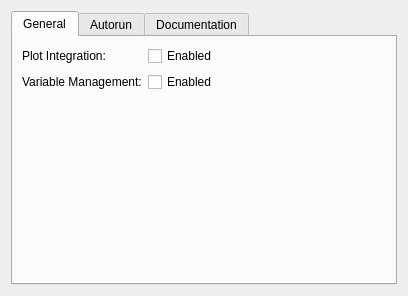
KDE/cantor, file src/backends/R/settings.ui: the form before one commit.
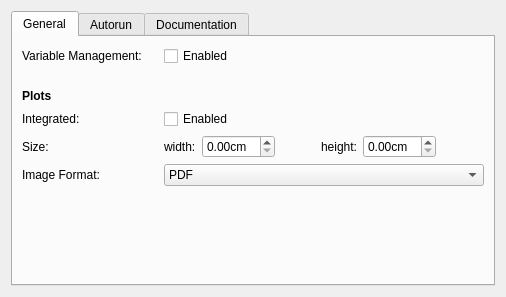
The form after the commit. Custom widgets are drawn as their Qt base class.

Commit message: [R] allow to specify plot format and size in the application settings.

The edit to the form file:
```diff
--- a/src/backends/R/settings.ui
+++ b/src/backends/R/settings.ui
@@ -6,8 +6,8 @@
    <rect>
     <x>0</x>
     <y>0</y>
-    <width>408</width>
-    <height>296</height>
+    <width>506</width>
+    <height>297</height>
    </rect>
   </property>
   <layout class="QVBoxLayout" name="verticalLayout_2">
@@ -21,40 +21,95 @@
        <string>General</string>
       </attribute>
       <layout class="QGridLayout" name="gridLayout">
-       <item row="0" column="1">
-        <widget class="QCheckBox" name="kcfg_integratePlots">
-         <property name="sizePolicy">
-          <sizepolicy hsizetype="Expanding" vsizetype="Fixed">
-           <horstretch>0</horstretch>
-           <verstretch>0</verstretch>
-          </sizepolicy>
+       <item row="5" column="1">
+        <widget class="QFrame" name="frame">
+         <property name="frameShape">
+          <enum>QFrame::NoFrame</enum>
          </property>
-         <property name="toolTip">
-          <string>If enabled, plots will be shown inside of the worksheet. Otherwise, plots will be shown in an external window.</string>
+         <property name="frameShadow">
+          <enum>QFrame::Raised</enum>
          </property>
-         <property name="text">
-          <string>Enabled</string>
-         </property>
+         <layout class="QHBoxLayout" name="horizontalLayout">
+          <property name="leftMargin">
+           <number>0</number>
+          </property>
+          <property name="topMargin">
+           <number>0</number>
+          </property>
+          <property name="rightMargin">
+           <number>0</number>
+          </property>
+          <property name="bottomMargin">
+           <number>0</number>
+          </property>
+          <item>
+           <widget class="QLabel" name="lPlotWidth">
+            <property name="text">
+             <string>width:</string>
+            </property>
+           </widget>
+          </item>
+          <item>
+           <widget class="QDoubleSpinBox" name="kcfg_plotWidth">
+            <property name="suffix">
+             <string>cm</string>
+            </property>
+           </widget>
+          </item>
+          <item>
+           <spacer name="horizontalSpacer">
+            <property name="orientation">
+             <enum>Qt::Horizontal</enum>
+            </property>
+            <property name="sizeType">
+             <enum>QSizePolicy::Fixed</enum>
+            </property>
+            <property name="sizeHint" stdset="0">
+             <size>
+              <width>40</width>
+              <height>20</height>
+             </size>
+            </property>
+           </spacer>
+          </item>
+          <item>
+           <widget class="QLabel" name="lPlotHeight">
+            <property name="text">
+             <string>height:</string>
+            </property>
+           </widget>
+          </item>
+          <item>
+           <widget class="QDoubleSpinBox" name="kcfg_plotHeight">
+            <property name="suffix">
+             <string>cm</string>
+            </property>
+           </widget>
+          </item>
+          <item>
+           <spacer name="horizontalSpacer_2">
+            <property name="orientation">
+             <enum>Qt::Horizontal</enum>
+            </property>
+            <property name="sizeHint" stdset="0">
+             <size>
+              <width>40</width>
+              <height>20</height>
+             </size>
+            </property>
+           </spacer>
+          </item>
+         </layout>
         </widget>
        </item>
-       <item row="1" column="1">
-        <widget class="QCheckBox" name="kcfg_variableManagement">
-         <property name="toolTip">
-          <string>Monitor the creation and destruction of variables and show the existing variables in the variable panel.</string>
-         </property>
+       <item row="5" column="0">
+        <widget class="QLabel" name="label_5">
          <property name="text">
-          <string>Enabled</string>
+          <string>Size:</string>
          </property>
         </widget>
        </item>
-       <item row="0" column="0">
-        <widget class="QLabel" name="lPlotIntegration">
-         <property name="text">
-          <string>Plot Integration:</string>
-         </property>
-        </widget>
-       </item>
-       <item row="2" column="0">
+       <item row="7" column="0">
         <spacer name="verticalSpacer_3">
          <property name="orientation">
           <enum>Qt::Vertical</enum>
@@ -70,13 +125,95 @@
          </property>
         </spacer>
        </item>
-       <item row="1" column="0">
+       <item row="4" column="0">
+        <widget class="QLabel" name="lPlotIntegration">
+         <property name="text">
+          <string>Integrated:</string>
+         </property>
+        </widget>
+       </item>
+       <item row="3" column="0">
+        <widget class="QLabel" name="label_4">
+         <property name="font">
+          <font>
+           <weight>75</weight>
+           <bold>true</bold>
+          </font>
+         </property>
+         <property name="text">
+          <string>Plots</string>
+         </property>
+        </widget>
+       </item>
+       <item row="0" column="0">
         <widget class="QLabel" name="lVariableManagement">
          <property name="text">
           <string>Variable Management:</string>
          </property>
         </widget>
        </item>
+       <item row="4" column="1">
+        <widget class="QCheckBox" name="kcfg_integratePlots">
+         <property name="toolTip">
+          <string>If enabled, plots will be shown inside of the worksheet. Otherwise, plots will be shown in an external window.</string>
+         </property>
+         <property name="text">
+          <string>Enabled</string>
+         </property>
+        </widget>
+       </item>
+       <item row="6" column="1">
+        <widget class="QComboBox" name="kcfg_inlinePlotFormat">
+         <item>
+          <property name="text">
+           <string>PDF</string>
+          </property>
+         </item>
+         <item>
+          <property name="text">
+           <string notr="true">SVG</string>
+          </property>
+         </item>
+         <item>
+          <property name="text">
+           <string notr="true">PNG</string>
+          </property>
+         </item>
+        </widget>
+       </item>
+       <item row="0" column="1">
+        <widget class="QCheckBox" name="kcfg_variableManagement">
+         <property name="toolTip">
+          <string>Monitor the creation and destruction of variables and show the existing variables in the variable panel.</string>
+         </property>
+         <property name="text">
+          <string>Enabled</string>
+         </property>
+        </widget>
+       </item>
+       <item row="6" column="0">
+        <widget class="QLabel" name="label_3">
+         <property name="text">
+          <string>Image Format:</string>
+         </property>
+        </widget>
+       </item>
+       <item row="2" column="0">
+        <spacer name="verticalSpacer">
+         <property name="orientation">
+          <enum>Qt::Vertical</enum>
+         </property>
+         <property name="sizeType">
+          <enum>QSizePolicy::Fixed</enum>
+         </property>
+         <property name="sizeHint" stdset="0">
+          <size>
+           <width>136</width>
+           <height>17</height>
+          </size>
+         </property>
+        </spacer>
+       </item>
       </layout>
      </widget>
      <widget class="QWidget" name="tabAutorun">
```
The commit also changes 4 other files.
